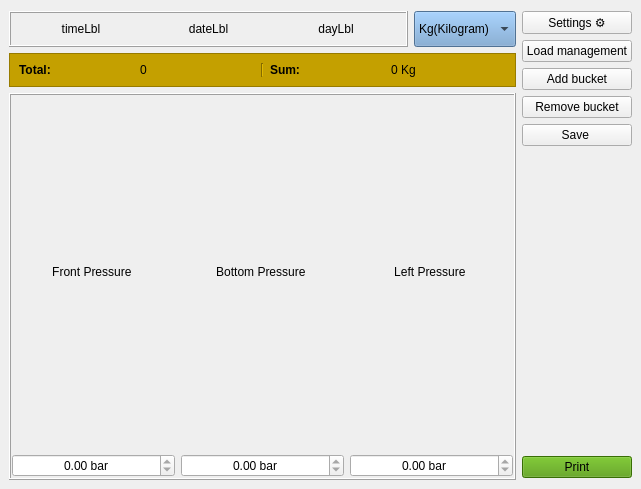
Qt form BHMI.ui (SC-One/BHMI) before a commit.
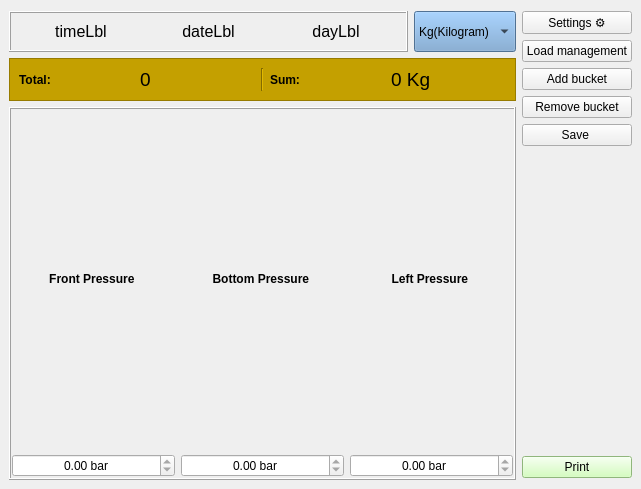
The same form after that commit.

```diff
--- a/BHMI.ui
+++ b/BHMI.ui
@@ -47,6 +47,13 @@
             <layout class="QHBoxLayout" name="horizontalLayout_6">
              <item>
               <widget class="QLabel" name="timeLbl">
+               <property name="font">
+                <font>
+                 <pointsize>12</pointsize>
+                 <weight>50</weight>
+                 <bold>false</bold>
+                </font>
+               </property>
                <property name="text">
                 <string>timeLbl</string>
                </property>
@@ -57,6 +64,13 @@
              </item>
              <item>
               <widget class="QLabel" name="dateLbl">
+               <property name="font">
+                <font>
+                 <pointsize>12</pointsize>
+                 <weight>50</weight>
+                 <bold>false</bold>
+                </font>
+               </property>
                <property name="text">
                 <string>dateLbl</string>
                </property>
@@ -67,6 +81,13 @@
              </item>
              <item>
               <widget class="QLabel" name="dayLbl">
+               <property name="font">
+                <font>
+                 <pointsize>12</pointsize>
+                 <weight>50</weight>
+                 <bold>false</bold>
+                </font>
+               </property>
                <property name="text">
                 <string>dayLbl</string>
                </property>
@@ -143,6 +164,11 @@
              </item>
              <item>
               <widget class="QLabel" name="totalBucketsCount">
+               <property name="font">
+                <font>
+                 <pointsize>14</pointsize>
+                </font>
+               </property>
                <property name="text">
                 <string>0</string>
                </property>
@@ -170,6 +196,11 @@
              </item>
              <item>
               <widget class="QLabel" name="totalBucketsCount_2">
+               <property name="font">
+                <font>
+                 <pointsize>14</pointsize>
+                </font>
+               </property>
                <property name="text">
                 <string>0 Kg</string>
                </property>
@@ -219,6 +250,12 @@
               <layout class="QVBoxLayout" name="verticalLayout_4">
                <item>
                 <widget class="QLabel" name="label">
+                 <property name="font">
+                  <font>
+                   <weight>75</weight>
+                   <bold>true</bold>
+                  </font>
+                 </property>
                  <property name="text">
                   <string>Front Pressure </string>
                  </property>
@@ -246,6 +283,12 @@
               <layout class="QVBoxLayout" name="verticalLayout_5">
                <item>
                 <widget class="QLabel" name="label_3">
+                 <property name="font">
+                  <font>
+                   <weight>75</weight>
+                   <bold>true</bold>
+                  </font>
+                 </property>
                  <property name="text">
                   <string>Bottom Pressure </string>
                  </property>
@@ -273,6 +316,12 @@
               <layout class="QVBoxLayout" name="verticalLayout_6">
                <item>
                 <widget class="QLabel" name="label_5">
+                 <property name="font">
+                  <font>
+                   <weight>75</weight>
+                   <bold>true</bold>
+                  </font>
+                 </property>
                  <property name="text">
                   <string>Left Pressure </string>
                  </property>
@@ -370,7 +419,7 @@
         <item>
          <widget class="QPushButton" name="printBtn">
           <property name="styleSheet">
-           <string notr="true">background-color: rgb(78, 154, 6);</string>
+           <string notr="true">background-color: rgb(201, 255, 173);</string>
           </property>
           <property name="text">
            <string>Print</string>
```
